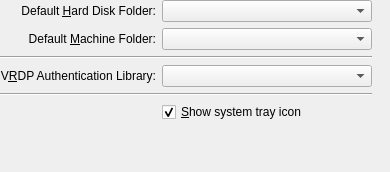
First picture: the form in vbox/src/VBox/Frontends/VirtualBox4/ui/VBoxGLSettingsGeneral.ui, repository jljuxgm/vboxgit, before the edit.
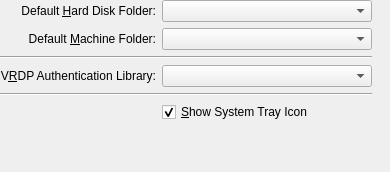
Second picture: the form after the edit. Custom widgets are drawn as their Qt base class.

Commit message:
commit_14472 ------------------------------------------------------------------------ r14472 | vboxsync | 2008-11-22 00:30:32 +0800 (Sat, 22 Nov 2008) | 1 line
FE/Qt4: SysTray: Language (+ burn fix).
------------------------------------------------------------------------

Patch:
```diff
--- a/vbox/src/VBox/Frontends/VirtualBox4/ui/VBoxGLSettingsGeneral.ui
+++ b/vbox/src/VBox/Frontends/VirtualBox4/ui/VBoxGLSettingsGeneral.ui
@@ -128,7 +128,7 @@
       <string>When checked, the application will provide an icon with a context menu in the system tray.</string>
      </property>
      <property name="text" >
-      <string>&amp;Show system tray icon</string>
+      <string>&amp;Show System Tray Icon</string>
      </property>
      <property name="checked" >
       <bool>true</bool>
```
Left out of the diff: 2 changed lines with no effect on the pictures. The commit also changes 2 other files.
